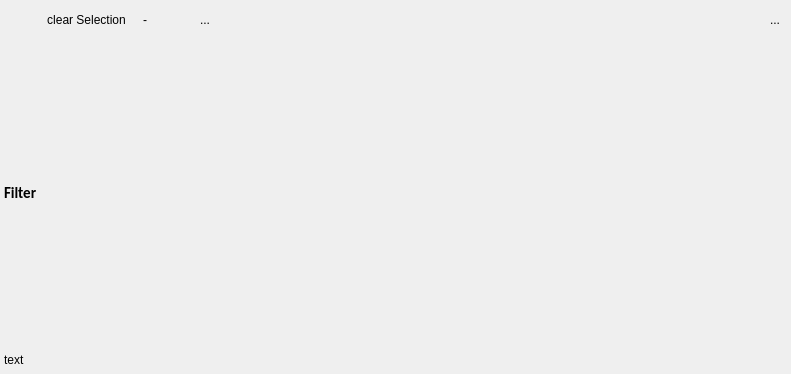
The window that core/data_view.ui (gidhoog/AlmGIS) describes before a commit, drawn with Qt 5.
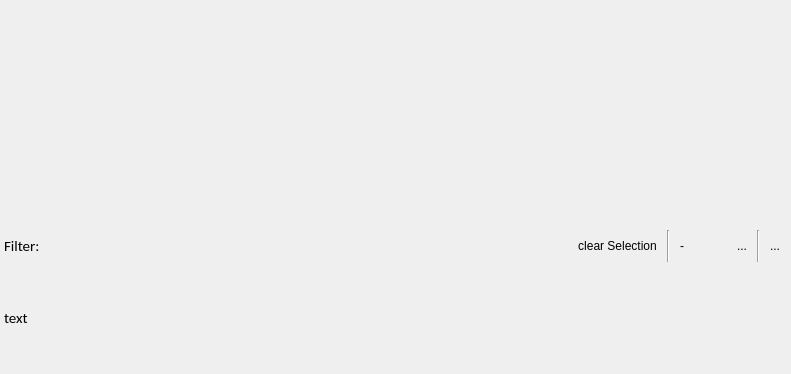
The same window after the commit. Icons and pictures are not drawn.

```diff
--- a/core/data_view.ui
+++ b/core/data_view.ui
@@ -13,7 +13,7 @@
   <property name="windowTitle">
    <string>Form</string>
   </property>
-  <layout class="QHBoxLayout" name="horizontalLayout_2">
+  <layout class="QVBoxLayout" name="verticalLayout">
    <property name="leftMargin">
     <number>4</number>
    </property>
@@ -26,6 +26,13 @@
    <property name="bottomMargin">
     <number>4</number>
    </property>
+   <item>
+    <widget class="QLabel" name="uiTitleLbl">
+     <property name="text">
+      <string/>
+     </property>
+    </widget>
+   </item>
    <item>
     <layout class="QVBoxLayout" name="uiMainVlay">
      <property name="spacing">
@@ -45,6 +52,32 @@
        <property name="topMargin">
         <number>0</number>
        </property>
+       <item>
+        <widget class="QLabel" name="uiFilterLbl">
+         <property name="font">
+          <font>
+           <family>Calibri</family>
+           <pointsize>11</pointsize>
+          </font>
+         </property>
+         <property name="text">
+          <string>Filter:</string>
+         </property>
+        </widget>
+       </item>
+       <item>
+        <spacer name="horizontalSpacer">
+         <property name="orientation">
+          <enum>Qt::Horizontal</enum>
+         </property>
+         <property name="sizeHint" stdset="0">
+          <size>
+           <width>40</width>
+           <height>20</height>
+          </size>
+         </property>
+        </spacer>
+       </item>
        <item>
         <widget class="QToolButton" name="uiSelectAllTbtn">
          <property name="text">
@@ -85,6 +118,13 @@
          </property>
         </widget>
        </item>
+       <item>
+        <widget class="Line" name="line_2">
+         <property name="orientation">
+          <enum>Qt::Vertical</enum>
+         </property>
+        </widget>
+       </item>
        <item>
         <widget class="QToolButton" name="uiDeleteDataTbtn">
          <property name="sizePolicy">
@@ -194,17 +234,11 @@
         </widget>
        </item>
        <item>
-        <spacer name="horizontalSpacer">
+        <widget class="Line" name="line">
          <property name="orientation">
-          <enum>Qt::Horizontal</enum>
+          <enum>Qt::Vertical</enum>
          </property>
-         <property name="sizeHint" stdset="0">
-          <size>
-           <width>40</width>
-           <height>20</height>
-          </size>
-         </property>
-        </spacer>
+        </widget>
        </item>
        <item>
         <widget class="QToolButton" name="uiToolsTbtn">
@@ -271,25 +305,6 @@
          <property name="bottomMargin">
           <number>0</number>
          </property>
-         <item>
-          <layout class="QGridLayout" name="uiFilterGLay">
-           <item row="0" column="0">
-            <widget class="QLabel" name="uiFilterLbl">
-             <property name="font">
-              <font>
-               <family>Calibri</family>
-               <pointsize>11</pointsize>
-               <weight>75</weight>
-               <bold>true</bold>
-              </font>
-             </property>
-             <property name="text">
-              <string>Filter</string>
-             </property>
-            </widget>
-           </item>
-          </layout>
-         </item>
         </layout>
        </item>
       </layout>
@@ -329,6 +344,12 @@
            </property>
            <item>
             <widget class="QLabel" name="uiTableFooterTextLbl">
+             <property name="font">
+              <font>
+               <family>Calibri</family>
+               <pointsize>11</pointsize>
+              </font>
+             </property>
              <property name="text">
               <string>text</string>
              </property>
```
